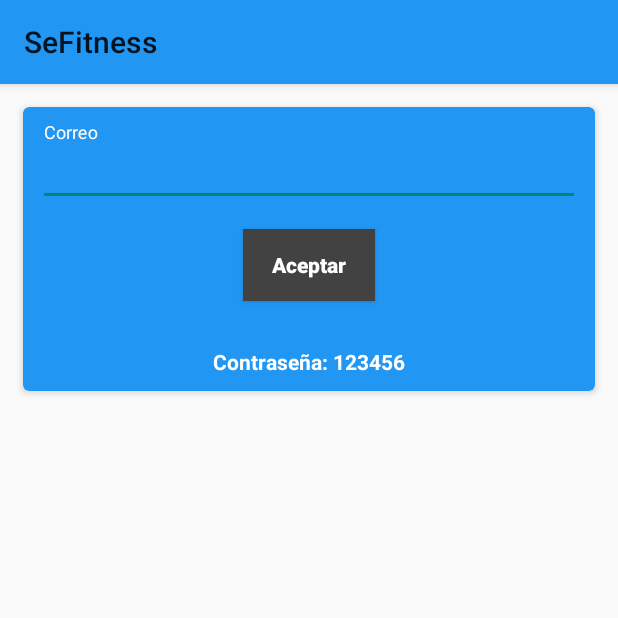
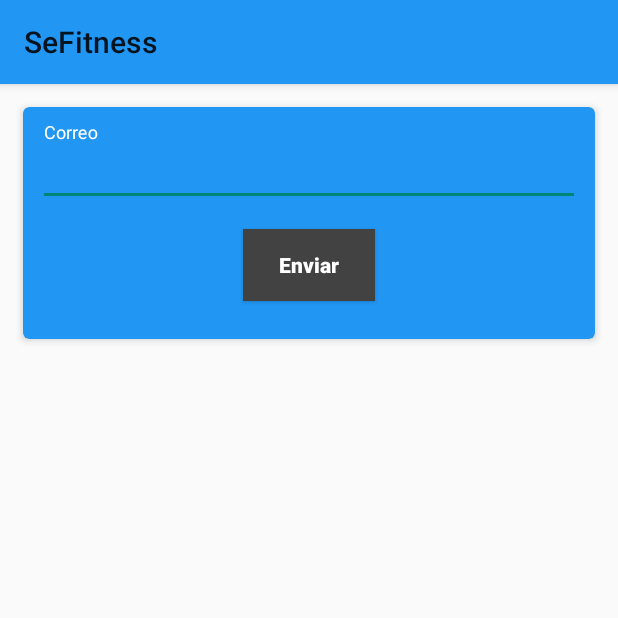
Before and after one commit to SanchezAngel16/SeFitnessApp, an Android app: the screen it shows after launch (RecuperarContrasenyaActivity), after a tap on "Recuperar contraseña", on a phone screen of 412 x 824 dp, the top half of it. Run offline under Robolectric (Android 15) with nearby library versions, the phone set to English and light mode, and no system bars; our stand-ins replace Firebase (no records; nobody signed in at launch, a user with empty details on screens opened directly); 2 other taps on this screen came first.

```diff
--- a/app/src/main/java/com/ingenieriasoftware/sefitness/LoginActivity.java
+++ b/app/src/main/java/com/ingenieriasoftware/sefitness/LoginActivity.java
@@ -71,7 +71,7 @@ public class LoginActivity extends AppCompatActivity {
             }
         });
 
-        Button btnIngresar = findViewById(R.id.btn_ingresar);
+        Button btnIngresar = findViewById(R.id.btn_mandar);
         btnIngresar.setOnClickListener(new View.OnClickListener() {
             @Override
             public void onClick(View view) {
--- a/app/src/main/java/com/ingenieriasoftware/sefitness/RecuperarContrasenyaActivity.java
+++ b/app/src/main/java/com/ingenieriasoftware/sefitness/RecuperarContrasenyaActivity.java
@@ -1,14 +1,66 @@
 package com.ingenieriasoftware.sefitness;
 
+import androidx.annotation.NonNull;
 import androidx.appcompat.app.AppCompatActivity;
 
 import android.os.Bundle;
+import android.view.View;
+import android.widget.Button;
+import android.widget.Toast;
+
+import com.google.android.gms.tasks.OnCompleteListener;
+import com.google.android.gms.tasks.Task;
+import com.google.android.material.textfield.TextInputEditText;
+import com.google.android.material.textfield.TextInputLayout;
+import com.google.firebase.auth.FirebaseAuth;
+
+import org.jetbrains.annotations.NotNull;
 
 public class RecuperarContrasenyaActivity extends AppCompatActivity {
+
+    private FirebaseAuth mAuth;
+
+    private TextInputLayout mTilCorreo;
+    private TextInputEditText mCorreo;
+    private Button mBtnEnviar;
 
     @Override
     protected void onCreate(Bundle savedInstanceState) {
         super.onCreate(savedInstanceState);
         setContentView(R.layout.activity_recuperar_contrasenya);
+
+        mAuth = FirebaseAuth.getInstance();
+
+        mTilCorreo = findViewById(R.id.tilCorreo);
+        mCorreo = findViewById(R.id.et_email);
+        mBtnEnviar = findViewById(R.id.btn_mandar);
+        mBtnEnviar.setOnClickListener(new View.OnClickListener() {
+            @Override
+            public void onClick(View v) {
+                if(isFormValid()){
+                    String correo = mCorreo.getText().toString();
+                    mAuth.sendPasswordResetEmail(correo).addOnCompleteListener(new OnCompleteListener<Void>() {
+                        @Override
+                        public void onComplete(@NonNull @NotNull Task<Void> task) {
+                            if(task.isSuccessful()){
+                                Toast.makeText(RecuperarContrasenyaActivity.this, "Se ha enviado un correo con las instrucciones para recuperar su contraseña", Toast.LENGTH_SHORT).show();
+                            }else{
+                                Toast.makeText(RecuperarContrasenyaActivity.this, "Hubo un error, ingrese un correo que ya esté registrado", Toast.LENGTH_SHORT).show();
+                            }
+                        }
+                    });
+                }
+            }
+        });
+    }
+
+    private boolean isFormValid(){
+        if(mCorreo.getText().toString().equals("")){
+            mTilCorreo.setError("Escribe tu correo");
+            return false;
+        }else{
+            mTilCorreo.setError("");
+            return true;
+        }
     }
 }
--- a/app/src/main/java/com/ingenieriasoftware/sefitness/Registro.java
+++ b/app/src/main/java/com/ingenieriasoftware/sefitness/Registro.java
@@ -129,7 +129,7 @@ public class Registro extends AppCompatActivity {
             }
         });
 
-        Button btnIngresar = findViewById(R.id.btn_ingresar);
+        Button btnIngresar = findViewById(R.id.btn_mandar);
         btnIngresar.setOnClickListener(new View.OnClickListener() {
             @Override
             public void onClick(View view) {
--- a/app/src/main/res/layout/activity_recuperar_contrasenya.xml
+++ b/app/src/main/res/layout/activity_recuperar_contrasenya.xml
@@ -8,14 +8,13 @@
     tools:context=".RecuperarContrasenyaActivity">
     <androidx.cardview.widget.CardView
         android:layout_marginTop="15dp"
-        xmlns:card_view="http://schemas.android.com/apk/res-auto"
-        card_view:cardBackgroundColor="@color/blue_primary"
+        app:cardBackgroundColor="@color/blue_primary"
         android:layout_marginHorizontal="15dp"
         android:id="@+id/card_view"
         android:layout_width="match_parent"
         android:layout_height="wrap_content"
-        card_view:cardCornerRadius="4dp"
-        card_view:cardElevation="3dp">
+        app:cardCornerRadius="4dp"
+        app:cardElevation="3dp">
 
         <LinearLayout
             android:orientation="vertical"
@@ -34,35 +33,27 @@
                 android:id="@+id/tilCorreo">
 
                 <com.google.android.material.textfield.TextInputEditText
+                    android:id="@+id/et_email"
+                    android:layout_width="match_parent"
+                    android:layout_height="match_parent"
                     android:hint="@string/login_correo"
-                    android:textColorHint="@color/white"
-                    android:inputType="textPassword"
+                    android:inputType="textEmailAddress"
                     android:textColor="@color/white"
-                    android:layout_width="match_parent"
-                    android:layout_height="match_parent"/>
+                    android:textColorHint="@color/white" />
 
             </com.google.android.material.textfield.TextInputLayout>
 
             <androidx.appcompat.widget.AppCompatButton
-                android:id="@+id/btn_ingresar"
-                android:layout_gravity="center_horizontal"
-                android:text="@string/login_aceptar"
-                android:layout_marginVertical="15dp"
-                android:textColor="@color/white"
-                android:textStyle="bold"
-                android:textAllCaps="false"
+                android:id="@+id/btn_mandar"
                 android:layout_width="wrap_content"
                 android:layout_height="wrap_content"
-                android:background="@color/gray_secondary"/>
-
-            <TextView
-                android:layout_marginTop="15dp"
-                android:textStyle="bold"
                 android:layout_gravity="center_horizontal"
+                android:layout_marginVertical="15dp"
+                android:background="@color/gray_secondary"
+                android:text="Enviar"
+                android:textAllCaps="false"
                 android:textColor="@color/white"
-                android:layout_width="wrap_content"
-                android:layout_height="wrap_content"
-                android:text="@string/login_contrasenya_test"/>
+                android:textStyle="bold" />
 
         </LinearLayout>
 
--- a/app/src/main/res/layout/activity_registro.xml
+++ b/app/src/main/res/layout/activity_registro.xml
@@ -214,7 +214,7 @@
                 android:layout_height="wrap_content"/>
 
             <androidx.appcompat.widget.AppCompatButton
-                android:id="@+id/btn_ingresar"
+                android:id="@+id/btn_mandar"
                 android:layout_gravity="center_horizontal"
                 android:text="@string/login_ingresar"
                 android:textColor="@color/white"
--- a/app/src/main/res/layout/login_activity.xml
+++ b/app/src/main/res/layout/login_activity.xml
@@ -100,7 +100,7 @@
         android:layout_height="wrap_content"/>
 
     <androidx.appcompat.widget.AppCompatButton
-        android:id="@+id/btn_ingresar"
+        android:id="@+id/btn_mandar"
         android:layout_gravity="center_horizontal"
         android:text="@string/login_ingresar"
         android:textColor="@color/white"
```
Also changed, not shown: app/src/main/java/com/ingenieriasoftware/sefitness/RutinasActivity.java (+11 -5 lines).
